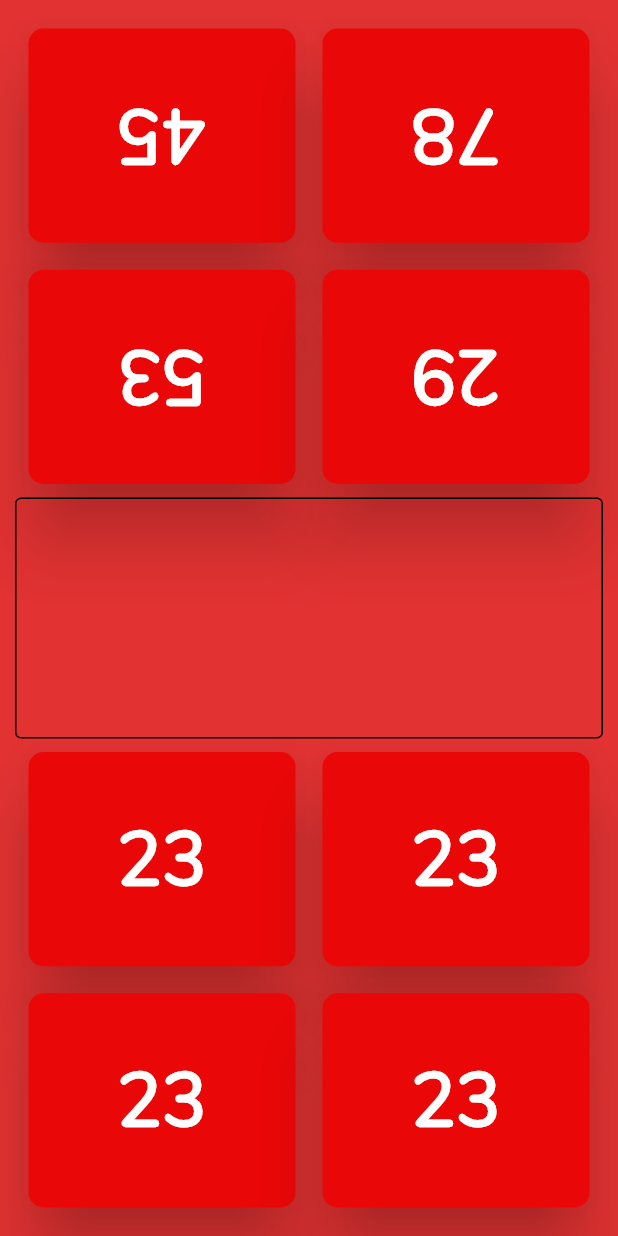
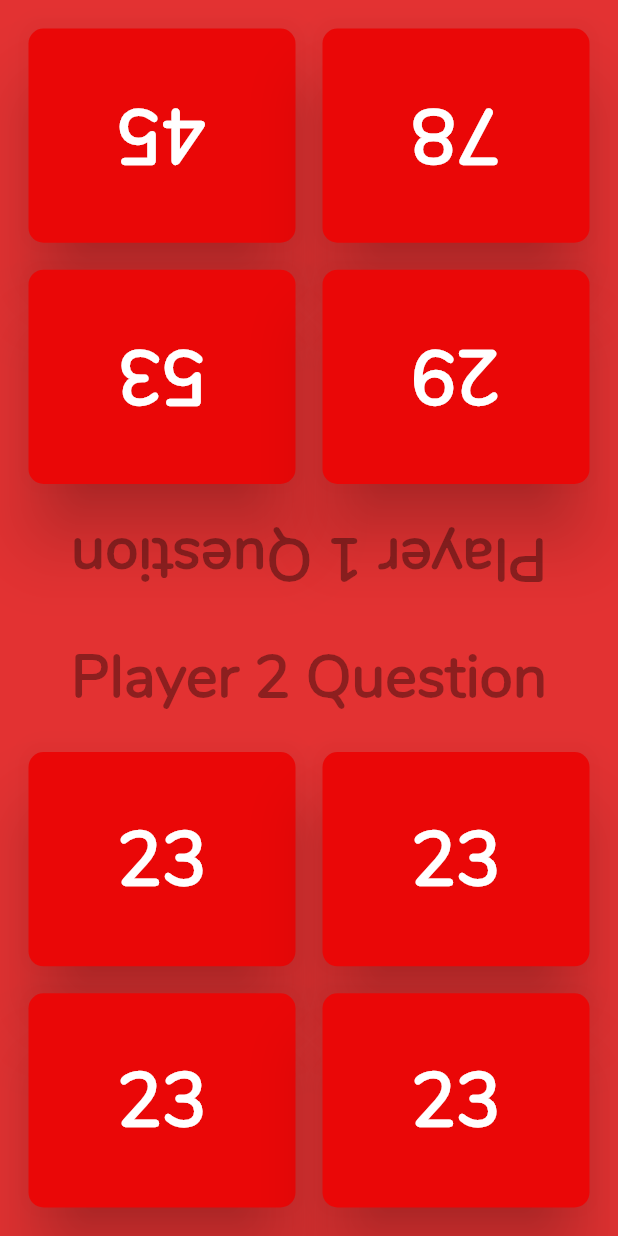
Before and after one commit to msafwanalam/split, a Flutter app: the screen it shows after launch, on a phone screen of 412 x 824 dp. Run offline on Flutter 3.47's test engine with Material 2 defaults, Android fonts, the phone set to English and light mode, and no system bars.

Commit message:
Timer added to main game, does not function and is loosely implemented

```diff
--- a/lib/GameUserInterface.dart
+++ b/lib/GameUserInterface.dart
@@ -1,5 +1,6 @@
 import 'package:flutter/material.dart';
 import 'package:split/QuestionButton.dart';
+import 'dart:async';
 
 Color _color = Color(0xffea0707);
 
@@ -13,6 +14,38 @@ class GameUserInterface extends StatefulWidget {
 //this is where the game takes place
 class _GameUserInterface extends State<GameUserInterface> {
   int _counter = 0;
+
+  initState(){
+    startTimer();
+  }
+
+  ///////////////////Timer implemented
+  Timer _timer;
+  int _start = 10;
+
+  void startTimer() {
+    const oneSec = const Duration(seconds: 1);
+    _timer = new Timer.periodic(
+      oneSec,
+          (Timer timer) => setState(
+            () {
+          if (_start < 1) {
+            timer.cancel();
+          } else {
+            _start = _start - 1;
+          }
+        },
+      ),
+    );
+  }
+
+  @override
+  void dispose() {
+    _timer.cancel();
+    super.dispose();
+  }
+
+  //////////////////////////
 
   void _incrementCounter() {
     setState(() {
@@ -118,8 +151,44 @@ class _GameUserInterface extends State<GameUserInterface> {
               ),
               Expanded(
                 flex: 1,
-                child: MaterialButton(
-                  shape: OutlineInputBorder(),
+                child: Column(
+                  children: <Widget>[
+                    Expanded(
+                      flex: 1,
+                      child: MaterialButton(
+                        //shape: OutlineInputBorder(),
+                        child: RotatedBox(
+                          quarterTurns: 2,
+                          child: FittedBox(
+                            fit: BoxFit.contain,
+                            child: Text(
+                              'Player 1 Question',
+                              style: TextStyle(
+                                  fontSize: 40,
+                                  fontWeight: FontWeight.bold,
+                                  fontFamily: 'Nunito-Regular'),
+                            ),
+                          ),
+                        ),
+                      ),
+                    ),
+                    Expanded(
+                      flex: 1,
+                      child: MaterialButton(
+                        //shape: OutlineInputBorder(),
+                        child: FittedBox(
+                          fit: BoxFit.contain,
+                          child: Text(
+                            'Player 2 Question',
+                            style: TextStyle(
+                                fontSize: 40,
+                                fontWeight: FontWeight.bold,
+                                fontFamily: 'Nunito-Regular'),
+                          ),
+                        ),
+                      ),
+                    ),
+                  ],
                 ),
               ),
               Expanded(
```
